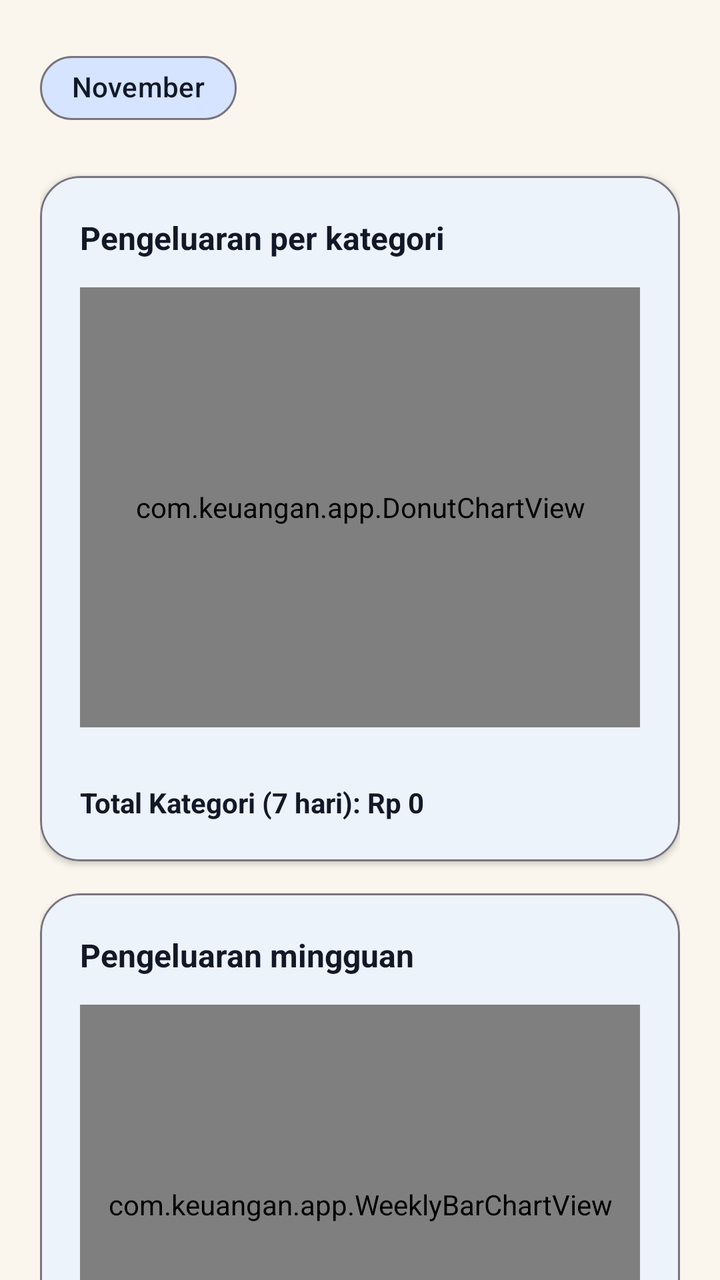
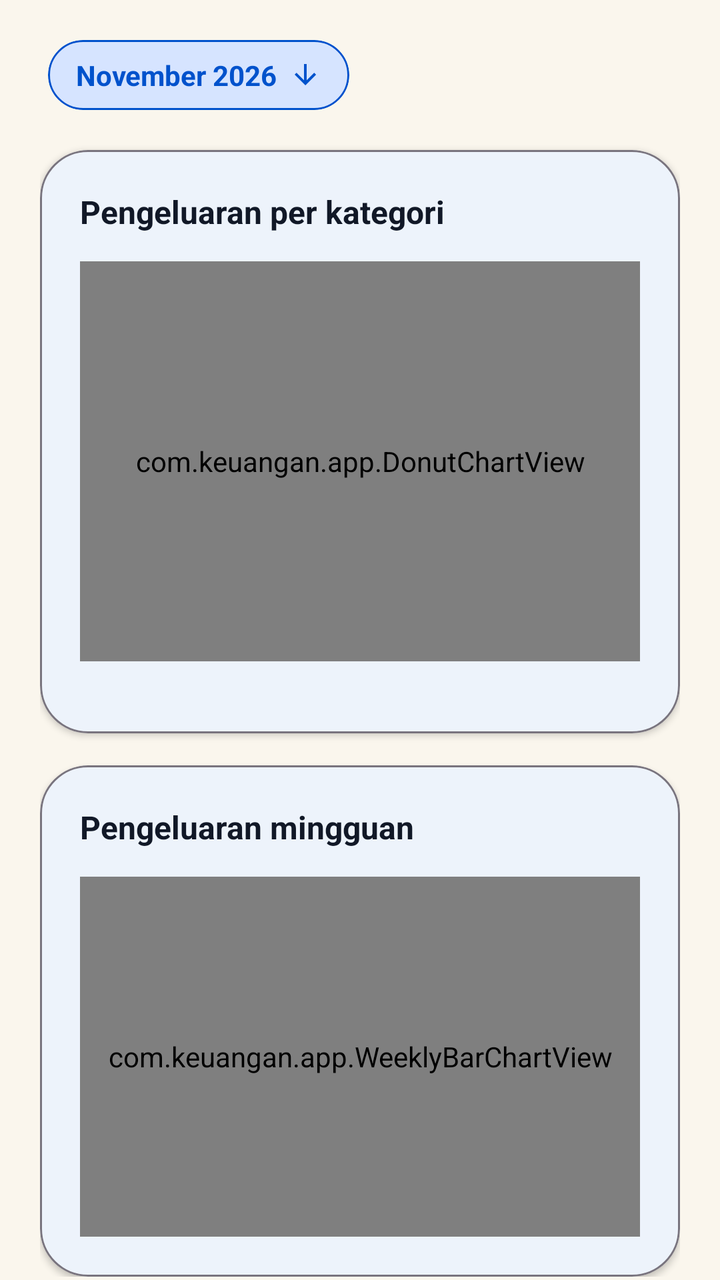

Compare the two renders of this Android layout. The source of the first and the diff that turns it into the second are given below.
<!-- AndroidManifest.xml: application theme Theme.Keuangan -->
<!-- res/layout/fragment_statistics.xml -->
<?xml version="1.0" encoding="utf-8"?>
<androidx.core.widget.NestedScrollView
    xmlns:android="http://schemas.android.com/apk/res/android"
    xmlns:app="http://schemas.android.com/apk/res-auto"
    android:layout_width="match_parent"
    android:layout_height="match_parent"
    android:background="?android:attr/colorBackground"
    android:clipToPadding="false"
    android:paddingBottom="120dp"
    android:fillViewport="true">

    <LinearLayout
        android:layout_width="match_parent"
        android:layout_height="wrap_content"
        android:orientation="vertical"
        android:paddingHorizontal="20dp"
        android:paddingTop="20dp">

        
        <com.google.android.material.chip.ChipGroup
            android:id="@+id/cgMonth"
            android:layout_width="match_parent"
            android:layout_height="wrap_content"
            app:singleSelection="true"
            app:selectionRequired="true">

            <com.google.android.material.chip.Chip
                android:id="@+id/chipNov"
                android:layout_width="wrap_content"
                android:layout_height="wrap_content"
                android:text="November"
                app:chipBackgroundColor="@color/brand_light_blue"
                app:chipCornerRadius="22dp"
                android:checked="true" />
        </com.google.android.material.chip.ChipGroup>

        
        <com.google.android.material.card.MaterialCardView
            android:layout_width="match_parent"
            android:layout_height="wrap_content"
            android:layout_marginTop="20dp"
            app:cardBackgroundColor="?attr/colorSurface"
            app:cardCornerRadius="20dp"
            app:cardElevation="2dp"
            app:strokeWidth="1dp"
            app:strokeColor="?attr/colorOutline">

            <LinearLayout
                android:layout_width="match_parent"
                android:layout_height="wrap_content"
                android:orientation="vertical"
                android:padding="20dp">

                <TextView
                    android:layout_width="wrap_content"
                    android:layout_height="wrap_content"
                    android:text="Pengeluaran per kategori"
                    android:textColor="?attr/colorOnSurface"
                    android:textSize="16sp"
                    android:textStyle="bold" />

                <com.keuangan.app.DonutChartView
                    android:id="@+id/donutChart"
                    android:layout_width="match_parent"
                    android:layout_height="220dp"
                    android:layout_marginTop="14dp" />

                
                <LinearLayout
                    android:layout_width="match_parent"
                    android:layout_height="wrap_content"
                    android:layout_marginTop="16dp"
                    android:orientation="vertical"
                    android:id="@+id/categoryList" />

                <TextView
                    android:id="@+id/tvTotalCategory"
                    android:layout_width="match_parent"
                    android:layout_height="wrap_content"
                    android:layout_marginTop="12dp"
                    android:text="Total Kategori (7 hari): Rp 0"
                    android:textColor="?attr/colorOnSurface"
                    android:textSize="14sp"
                    android:textStyle="bold" />
            </LinearLayout>
        </com.google.android.material.card.MaterialCardView>

        
        <com.google.android.material.card.MaterialCardView
            android:layout_width="match_parent"
            android:layout_height="wrap_content"
            android:layout_marginTop="16dp"
            app:cardBackgroundColor="?attr/colorSurface"
            app:cardCornerRadius="20dp"
            app:cardElevation="2dp"
            app:strokeWidth="1dp"
            app:strokeColor="?attr/colorOutline">

            <LinearLayout
                android:layout_width="match_parent"
                android:layout_height="wrap_content"
                android:orientation="vertical"
                android:padding="20dp">

                <TextView
                    android:layout_width="wrap_content"
                    android:layout_height="wrap_content"
                    android:text="Pengeluaran mingguan"
                    android:textColor="?attr/colorOnSurface"
                    android:textSize="16sp"
                    android:textStyle="bold" />

                <com.keuangan.app.WeeklyBarChartView
                    android:id="@+id/weeklyChart"
                    android:layout_width="match_parent"
                    android:layout_height="200dp"
                    android:layout_marginTop="14dp" />
            </LinearLayout>
        </com.google.android.material.card.MaterialCardView>

        
        <com.google.android.material.card.MaterialCardView
            android:layout_width="match_parent"
            android:layout_height="wrap_content"
            android:layout_marginTop="16dp"
            app:cardBackgroundColor="@color/savings_bg"
            app:cardCornerRadius="20dp"
            app:cardElevation="0dp"
            app:strokeWidth="0dp">

            <LinearLayout
                android:layout_width="match_parent"
                android:layout_height="wrap_content"
                android:orientation="vertical"
                android:padding="18dp">

                <TextView
                    android:layout_width="wrap_content"
                    android:layout_height="wrap_content"
                    android:text="💡 Tips hemat"
                    android:textColor="@color/savings_text"
                    android:textSize="14sp"
                    android:textStyle="bold" />

                <TextView
                    android:id="@+id/tvSavingsTip"
                    android:layout_width="match_parent"
                    android:layout_height="wrap_content"
                    android:layout_marginTop="6dp"
                    android:text="Hemat Rp 320.000 bulan ini dibanding Oktober. Tren tagihan naik 5%, kurangi penggunaan listrik."
                    android:textColor="@color/savings_text"
                    android:textSize="13sp" />
            </LinearLayout>
        </com.google.android.material.card.MaterialCardView>
    </LinearLayout>
</androidx.core.widget.NestedScrollView>
<!-- resources referenced by this layout -->
<resources>
  <color name="brand_light_blue">#D6E4FF</color>
  <color name="savings_bg">#D4F1DE</color>
  <color name="savings_text">#0B3D1E</color>
  <style name="Theme.Keuangan" parent="Theme.Material3.DayNight.NoActionBar">
          <item name="colorPrimary">@color/md_theme_light_primary</item>
          <item name="colorOnPrimary">@color/md_theme_light_onPrimary</item>
          <item name="colorPrimaryContainer">@color/md_theme_light_primaryContainer</item>
          <item name="colorOnPrimaryContainer">@color/md_theme_light_onPrimaryContainer</item>
          <item name="colorTertiary">@color/chart_food</item>
          <item name="colorOnTertiary">#FFFFFF</item>
          <item name="colorTertiaryContainer">#FFE08A</item>
          <item name="colorOnTertiaryContainer">#3D2817</item>
          <item name="android:colorBackground">@color/md_theme_light_background</item>
          <item name="colorSurface">@color/md_theme_light_surface</item>
          <item name="colorOnSurface">@color/md_theme_light_onSurface</item>
          <item name="colorSurfaceContainer">@color/md_theme_light_surfaceContainer</item>
          <item name="colorOnSurfaceVariant">#49454E</item>
          <item name="colorOutline">#79747E</item>
          <item name="android:statusBarColor">@color/md_theme_light_background</item>
          <item name="android:windowLightStatusBar">true</item>
      </style>
  <color name="md_theme_light_primary">#0B57D0</color>
  <color name="md_theme_light_onPrimary">#FFFFFF</color>
  <color name="md_theme_light_primaryContainer">#C2DAFF</color>
  <color name="md_theme_light_onPrimaryContainer">#041E49</color>
  <color name="chart_food">#0B57D0</color>
  <color name="md_theme_light_background">#FAF6ED</color>
  <color name="md_theme_light_surface">#FFFFFF</color>
  <color name="md_theme_light_onSurface">#111827</color>
  <color name="md_theme_light_surfaceContainer">#FAF6ED</color>
</resources>

<!-- the commit's change to res/layout/fragment_statistics.xml (unified diff, before → after) -->
@@ -6,7 +6,7 @@
     android:layout_height="match_parent"
     android:background="?android:attr/colorBackground"
     android:clipToPadding="false"
-    android:paddingBottom="120dp"
+    android:paddingBottom="160dp"
     android:fillViewport="true">
 
     <LinearLayout
@@ -17,22 +17,42 @@
         android:paddingTop="20dp">
 
         
-        <com.google.android.material.chip.ChipGroup
-            android:id="@+id/cgMonth"
-            android:layout_width="match_parent"
+        <com.google.android.material.card.MaterialCardView
+            android:id="@+id/btnMonth"
+            android:layout_width="wrap_content"
             android:layout_height="wrap_content"
-            app:singleSelection="true"
-            app:selectionRequired="true">
+            android:layout_marginStart="4dp"
+            app:cardBackgroundColor="@color/brand_light_blue"
+            app:cardCornerRadius="22dp"
+            app:cardElevation="0dp"
+            app:strokeColor="@color/brand_blue"
+            app:strokeWidth="1dp">
 
-            <com.google.android.material.chip.Chip
-                android:id="@+id/chipNov"
+            <LinearLayout
                 android:layout_width="wrap_content"
                 android:layout_height="wrap_content"
-                android:text="November"
-                app:chipBackgroundColor="@color/brand_light_blue"
-                app:chipCornerRadius="22dp"
-                android:checked="true" />
-        </com.google.android.material.chip.ChipGroup>
+                android:gravity="center_vertical"
+                android:orientation="horizontal"
+                android:paddingHorizontal="14dp"
+                android:paddingVertical="8dp">
+
+                <TextView
+                    android:id="@+id/tvMonth"
+                    android:layout_width="wrap_content"
+                    android:layout_height="wrap_content"
+                    android:text="November 2026"
+                    android:textColor="@color/brand_blue"
+                    android:textSize="14sp"
+                    android:textStyle="bold" />
+
+                <ImageView
+                    android:layout_width="16dp"
+                    android:layout_height="16dp"
+                    android:layout_marginStart="6dp"
+                    android:src="@drawable/ic_arrow_downward"
+                    app:tint="@color/brand_blue" />
+            </LinearLayout>
+        </com.google.android.material.card.MaterialCardView>
 
         
         <com.google.android.material.card.MaterialCardView
@@ -40,10 +60,10 @@
             android:layout_height="wrap_content"
             android:layout_marginTop="20dp"
             app:cardBackgroundColor="?attr/colorSurface"
-            app:cardCornerRadius="20dp"
+            app:cardCornerRadius="24dp"
             app:cardElevation="2dp"
-            app:strokeWidth="1dp"
-            app:strokeColor="?attr/colorOutline">
+            app:strokeColor="?attr/colorOutline"
+            app:strokeWidth="1dp">
 
             <LinearLayout
                 android:layout_width="match_parent"
@@ -62,26 +82,15 @@
                 <com.keuangan.app.DonutChartView
                     android:id="@+id/donutChart"
                     android:layout_width="match_parent"
-                    android:layout_height="220dp"
+                    android:layout_height="200dp"
                     android:layout_marginTop="14dp" />
 
-                
                 <LinearLayout
+                    android:id="@+id/categoryLegend"
                     android:layout_width="match_parent"
                     android:layout_height="wrap_content"
                     android:layout_marginTop="16dp"
-                    android:orientation="vertical"
-                    android:id="@+id/categoryList" />
-
-                <TextView
-                    android:id="@+id/tvTotalCategory"
-                    android:layout_width="match_parent"
-                    android:layout_height="wrap_content"
-                    android:layout_marginTop="12dp"
-                    android:text="Total Kategori (7 hari): Rp 0"
-                    android:textColor="?attr/colorOnSurface"
-                    android:textSize="14sp"
-                    android:textStyle="bold" />
+                    android:orientation="vertical" />
             </LinearLayout>
         </com.google.android.material.card.MaterialCardView>
 
@@ -91,10 +100,10 @@
             android:layout_height="wrap_content"
             android:layout_marginTop="16dp"
             app:cardBackgroundColor="?attr/colorSurface"
-            app:cardCornerRadius="20dp"
+            app:cardCornerRadius="24dp"
             app:cardElevation="2dp"
-            app:strokeWidth="1dp"
-            app:strokeColor="?attr/colorOutline">
+            app:strokeColor="?attr/colorOutline"
+            app:strokeWidth="1dp">
 
             <LinearLayout
                 android:layout_width="match_parent"
@@ -113,43 +122,8 @@
                 <com.keuangan.app.WeeklyBarChartView
                     android:id="@+id/weeklyChart"
                     android:layout_width="match_parent"
-                    android:layout_height="200dp"
+                    android:layout_height="180dp"
                     android:layout_marginTop="14dp" />
-            </LinearLayout>
-        </com.google.android.material.card.MaterialCardView>
-
-        
-        <com.google.android.material.card.MaterialCardView
-            android:layout_width="match_parent"
-            android:layout_height="wrap_content"
-            android:layout_marginTop="16dp"
-            app:cardBackgroundColor="@color/savings_bg"
-            app:cardCornerRadius="20dp"
-            app:cardElevation="0dp"
-            app:strokeWidth="0dp">
-
-            <LinearLayout
-                android:layout_width="match_parent"
-                android:layout_height="wrap_content"
-                android:orientation="vertical"
-                android:padding="18dp">
-
-                <TextView
-                    android:layout_width="wrap_content"
-                    android:layout_height="wrap_content"
-                    android:text="💡 Tips hemat"
-                    android:textColor="@color/savings_text"
-                    android:textSize="14sp"
-                    android:textStyle="bold" />
-
-                <TextView
-                    android:id="@+id/tvSavingsTip"
-                    android:layout_width="match_parent"
-                    android:layout_height="wrap_content"
-                    android:layout_marginTop="6dp"
-                    android:text="Hemat Rp 320.000 bulan ini dibanding Oktober. Tren tagihan naik 5%, kurangi penggunaan listrik."
-                    android:textColor="@color/savings_text"
-                    android:textSize="13sp" />
             </LinearLayout>
         </com.google.android.material.card.MaterialCardView>
     </LinearLayout>
<!-- resource entries referenced after the edit -->
@@ -1,8 +1,17 @@
 <!-- resources referenced by this layout -->
 <resources>
+  <color name="brand_blue">#0052CC</color>
   <color name="brand_light_blue">#D6E4FF</color>
-  <color name="savings_bg">#D4F1DE</color>
-  <color name="savings_text">#0B3D1E</color>
+  <!-- drawable ic_arrow_downward (drawable) -->
+  <vector xmlns:android="http://schemas.android.com/apk/res/android"
+      android:width="24dp"
+      android:height="24dp"
+      android:viewportWidth="24"
+      android:viewportHeight="24">
+    <path
+        android:fillColor="#FFFFFFFF"
+        android:pathData="M20,12l-1.41,-1.41L13,16.17V4h-2v12.17l-5.58,-5.59L4,12l8,8 8,-8z"/>
+  </vector>
   <style name="Theme.Keuangan" parent="Theme.Material3.DayNight.NoActionBar">
           <item name="colorPrimary">@color/md_theme_light_primary</item>
           <item name="colorOnPrimary">@color/md_theme_light_onPrimary</item>
